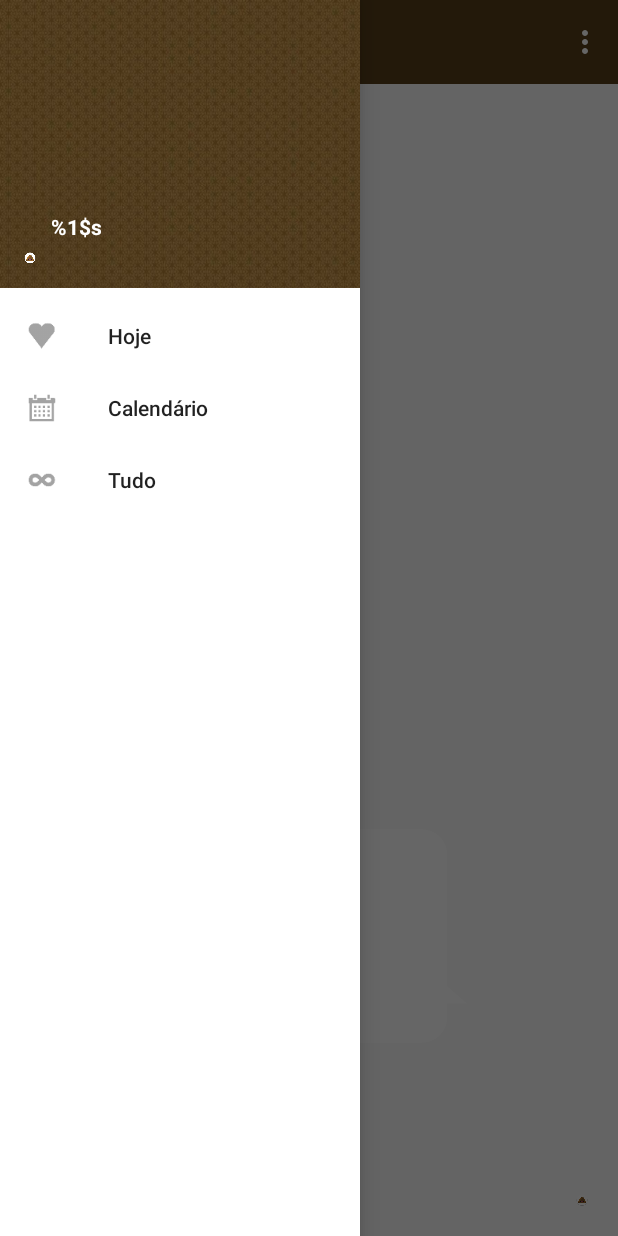
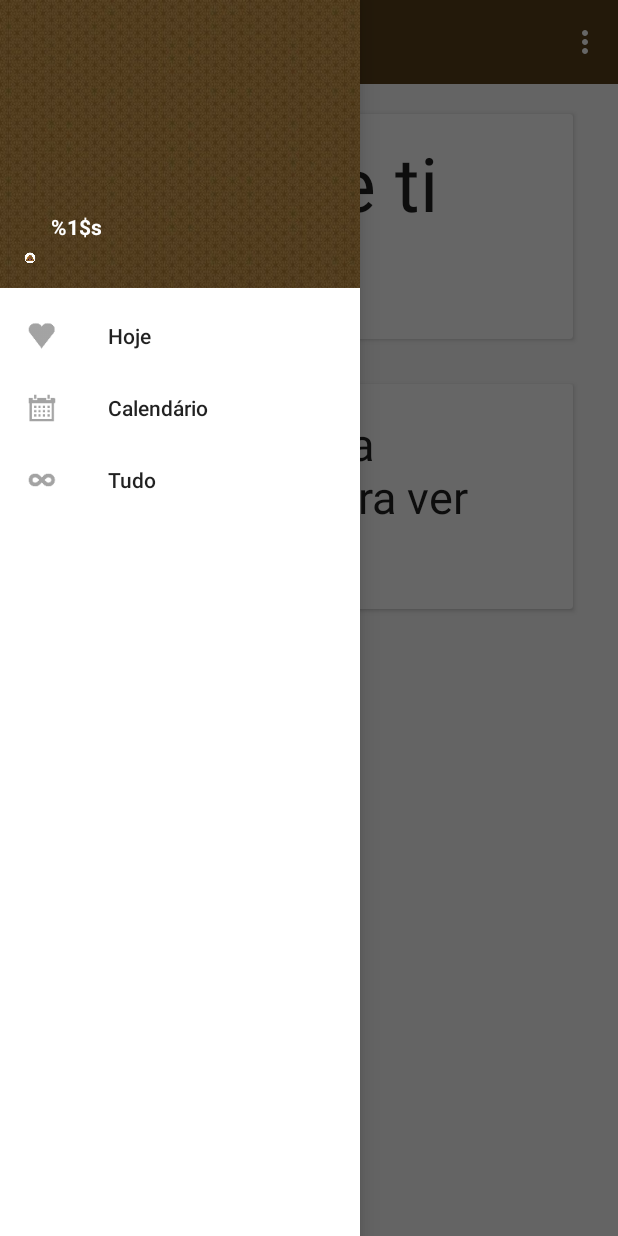
Before and after one commit to ponces/PoopCalendar-Android, an Android app: the CardsActivity screen opened directly, with no data from a screen before it, with the side drawer open, on a phone screen of 412 x 824 dp. Run offline under Robolectric (Android 15) with nearby library versions, the phone set to English and light mode, and no system bars; 3 statements that could not run were skipped.

Commit message:
CalendarActivity implementada

```diff
--- a/app/build.gradle
+++ b/app/build.gradle
@@ -26,4 +26,5 @@
     compile 'com.android.support:support-v4:22.2.0'
     compile 'com.android.support:design:22.2.0'
     compile 'com.android.support:cardview-v7:21.+'
+    compile 'com.prolificinteractive:material-calendarview:0.4.0'
 }
--- a/app/src/main/AndroidManifest.xml
+++ b/app/src/main/AndroidManifest.xml
@@ -28,6 +28,10 @@
             android:name=".CardsActivity"
             android:label="@string/title_activity_cards" >
         </activity>
+        <activity
+            android:name=".CalendarViewActivity"
+            android:label="@string/title_activity_calendar_view" >
+        </activity>
     </application>
 
 </manifest>
--- a/app/src/main/java/com/ponces/alberto/calendariococo/CardsActivity.java
+++ b/app/src/main/java/com/ponces/alberto/calendariococo/CardsActivity.java
@@ -36,7 +36,7 @@
     @Override
     protected void onCreate(Bundle savedInstanceState) {
         super.onCreate(savedInstanceState);
-        setContentView(R.layout.activity_main);
+        setContentView(R.layout.activity_cards);
 
         // Set a Toolbar to replace the ActionBar.
         toolbar = (Toolbar) findViewById(R.id.toolbar);
--- a/app/src/main/res/layout/activity_main.xml
+++ b/app/src/main/res/layout/activity_main.xml
@@ -21,42 +21,6 @@
             android:id="@+id/flContent"
             android:layout_width="match_parent"
             android:layout_height="match_parent" >
-
-            <!--<android.support.v7.widget.CardView
-                android:layout_width="match_parent"
-                android:layout_height="150dp"
-                android:layout_marginLeft="30dp"
-                android:layout_marginRight="30dp"
-                android:layout_marginTop="20dp">
-                <TextView
-                    android:layout_width="wrap_content"
-                    android:layout_height="wrap_content"
-                    android:layout_marginRight="20dp"
-                    android:layout_marginLeft="20dp"
-                    android:textAppearance="?android:attr/textAppearanceLarge"
-                    android:text="@string/like"
-                    android:id="@+id/textView4"
-                    android:layout_gravity="center"
-                    android:textSize="50dp" />
-            </android.support.v7.widget.CardView>
-
-            <android.support.v7.widget.CardView
-                android:layout_width="match_parent"
-                android:layout_height="150dp"
-                android:layout_marginLeft="30dp"
-                android:layout_marginRight="30dp"
-                android:layout_marginTop="200dp">
-                <TextView
-                    android:layout_width="wrap_content"
-                    android:layout_height="wrap_content"
-                    android:layout_gravity="center"
-                    android:layout_marginRight="20dp"
-                    android:layout_marginLeft="20dp"
-                    android:textSize="30dp"
-                    android:textAppearance="?android:attr/textAppearanceLarge"
-                    android:id="@+id/textView"
-                    android:text="@string/description"/>
-        </android.support.v7.widget.CardView>-->
             <ImageView
                 android:id="@+id/imageView3"
                 android:layout_height="200dp"
@@ -82,8 +46,8 @@
                 android:layout_width="@dimen/tab_min_width"
                 android:layout_height="@dimen/tab_min_width"
                 android:layout_gravity="bottom|right"
-                android:layout_marginBottom="20dp"
-                android:layout_marginRight="20dp"
+                android:layout_marginBottom="40dp"
+                android:layout_marginRight="30dp"
                 android:src="@drawable/cozinho"
                 android:contentDescription="@string/content_description" />
         </FrameLayout>
```
Also changed, not shown: app/src/main/java/com/ponces/alberto/calendariococo/CalendarActivity.java (+15 -10 lines), app/src/main/java/com/ponces/alberto/calendariococo/CalendarViewActivity.java (added, +44 -0 lines), app/src/main/res/layout/activity_calendar.xml (+10 -34 lines), app/src/main/res/layout/activity_calendar_view.xml (added, +12 -0 lines), app/src/main/res/menu/menu_calendar_view.xml (added, +7 -0 lines), app/src/main/res/values/strings.xml (+45 -0 lines), 2 other files.
